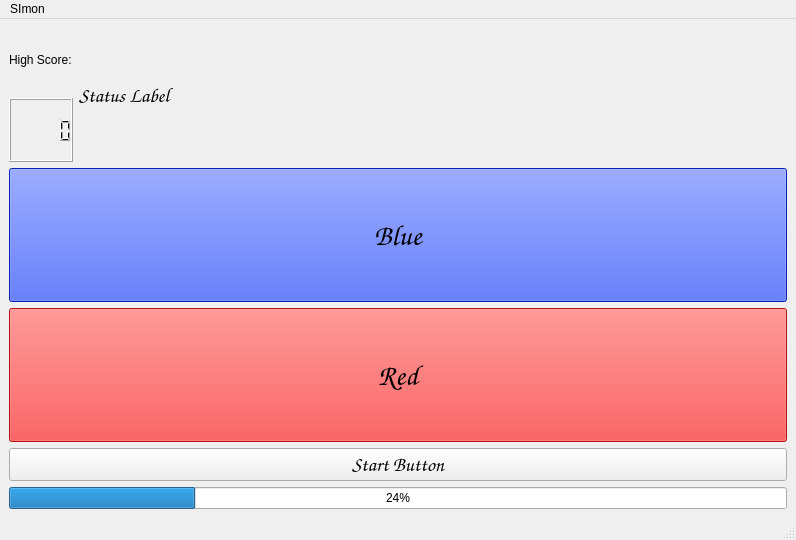
This is mainwindow.ui in University-of-Utah-CS3505/a6-simon-f24-TheIconoclaster as Qt 5 draws it before an edit. The edited form follows.
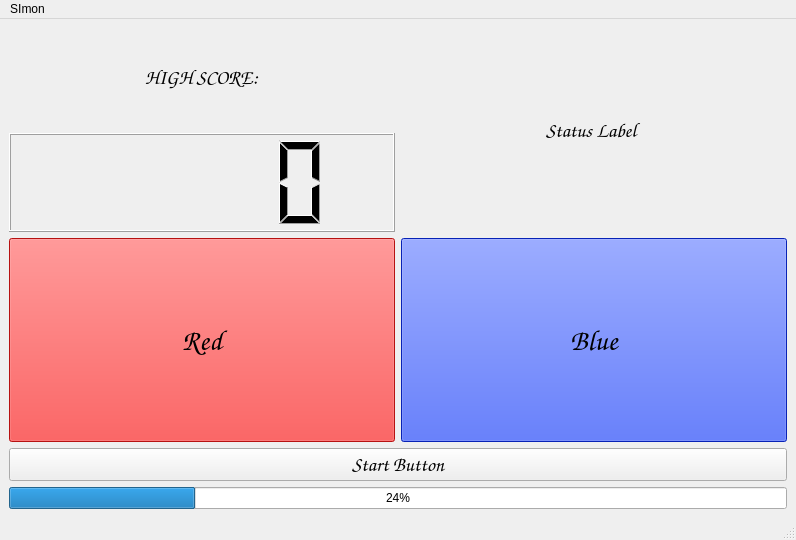
This is the edited form.

Commit message: UI window is scalable and includes all elements

```diff
--- a/mainwindow.ui
+++ b/mainwindow.ui
@@ -26,27 +26,39 @@
      <verstretch>0</verstretch>
     </sizepolicy>
    </property>
-   <layout class="QVBoxLayout" name="verticalLayout_2">
-    <item>
-     <layout class="QHBoxLayout" name="horizontalLayout">
-      <item>
        <layout class="QVBoxLayout" name="verticalLayout">
         <item>
+     <layout class="QHBoxLayout" name="horizontalLayout">
+      <item>
+       <layout class="QVBoxLayout" name="verticalLayout_2">
+        <item alignment="Qt::AlignmentFlag::AlignHCenter">
          <widget class="QLabel" name="HighScoreLabel">
+          <property name="font">
+           <font>
+            <family>Comic Sans MS</family>
+            <pointsize>15</pointsize>
+           </font>
+          </property>
           <property name="text">
-           <string>High Score:</string>
+           <string>HIGH SCORE:</string>
           </property>
          </widget>
         </item>
         <item>
-         <widget class="QLCDNumber" name="HighScore"/>
+         <widget class="QLCDNumber" name="HighScore">
+          <property name="font">
+           <font>
+            <family>Comic Sans MS</family>
+           </font>
+          </property>
+         </widget>
         </item>
        </layout>
       </item>
-      <item>
+      <item alignment="Qt::AlignmentFlag::AlignHCenter">
        <widget class="QLabel" name="StatusLabel">
         <property name="sizePolicy">
-         <sizepolicy hsizetype="MinimumExpanding" vsizetype="Minimum">
+         <sizepolicy hsizetype="Preferred" vsizetype="Minimum">
           <horstretch>0</horstretch>
           <verstretch>0</verstretch>
          </sizepolicy>
@@ -68,31 +80,11 @@
      </layout>
     </item>
     <item>
-     <widget class="QPushButton" name="BlueButton">
-      <property name="sizePolicy">
-       <sizepolicy hsizetype="Minimum" vsizetype="Preferred">
-        <horstretch>0</horstretch>
-        <verstretch>0</verstretch>
-       </sizepolicy>
-      </property>
-      <property name="font">
-       <font>
-        <family>Comic Sans MS</family>
-        <pointsize>22</pointsize>
-       </font>
-      </property>
-      <property name="styleSheet">
-       <string notr="true">background-color: rgb(11, 48, 255);</string>
-      </property>
-      <property name="text">
-       <string>Blue</string>
-      </property>
-     </widget>
-    </item>
+     <layout class="QHBoxLayout" name="horizontalLayout_2">
     <item>
      <widget class="QPushButton" name="RedButton">
       <property name="sizePolicy">
-       <sizepolicy hsizetype="Minimum" vsizetype="Preferred">
+         <sizepolicy hsizetype="Preferred" vsizetype="Preferred">
         <horstretch>0</horstretch>
         <verstretch>0</verstretch>
        </sizepolicy>
@@ -116,6 +108,30 @@
        <string>Red</string>
       </property>
      </widget>
+      </item>
+      <item>
+       <widget class="QPushButton" name="BlueButton">
+        <property name="sizePolicy">
+         <sizepolicy hsizetype="Preferred" vsizetype="Preferred">
+          <horstretch>0</horstretch>
+          <verstretch>0</verstretch>
+         </sizepolicy>
+        </property>
+        <property name="font">
+         <font>
+          <family>Comic Sans MS</family>
+          <pointsize>22</pointsize>
+         </font>
+        </property>
+        <property name="styleSheet">
+         <string notr="true">background-color: rgb(11, 48, 255);</string>
+        </property>
+        <property name="text">
+         <string>Blue</string>
+        </property>
+       </widget>
+      </item>
+     </layout>
     </item>
     <item>
      <widget class="QPushButton" name="StartButton">
```
Lines whose indentation alone changed are shown as unchanged.
